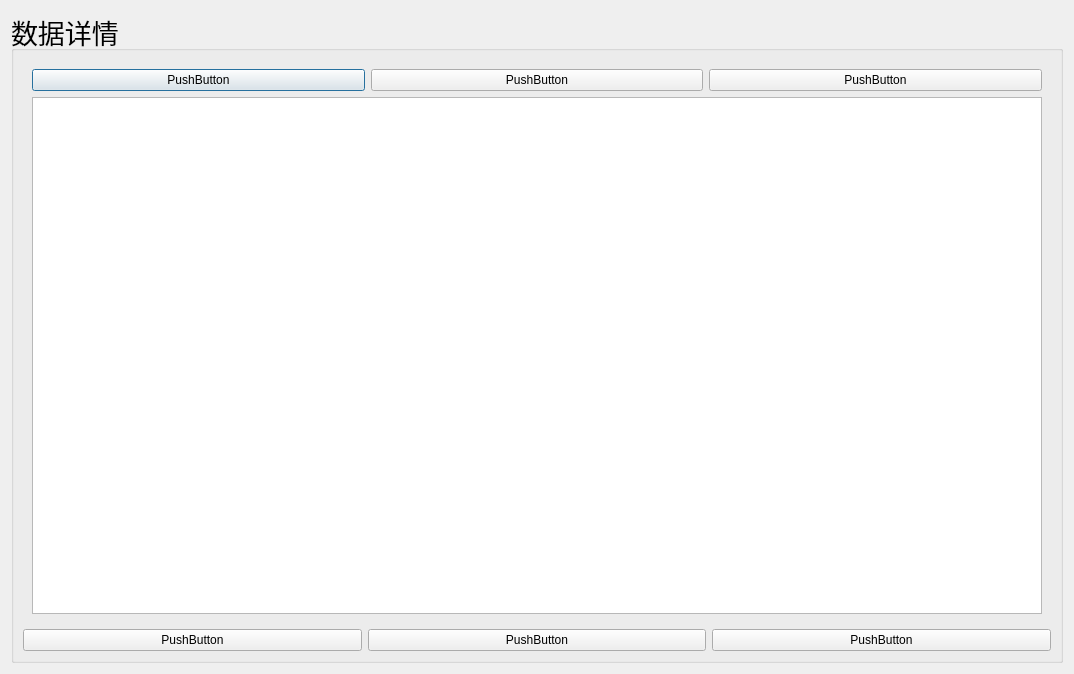
Qt form App/Page/detailpage.ui (bjc123321/30KWZFDZZJCY) before a commit.
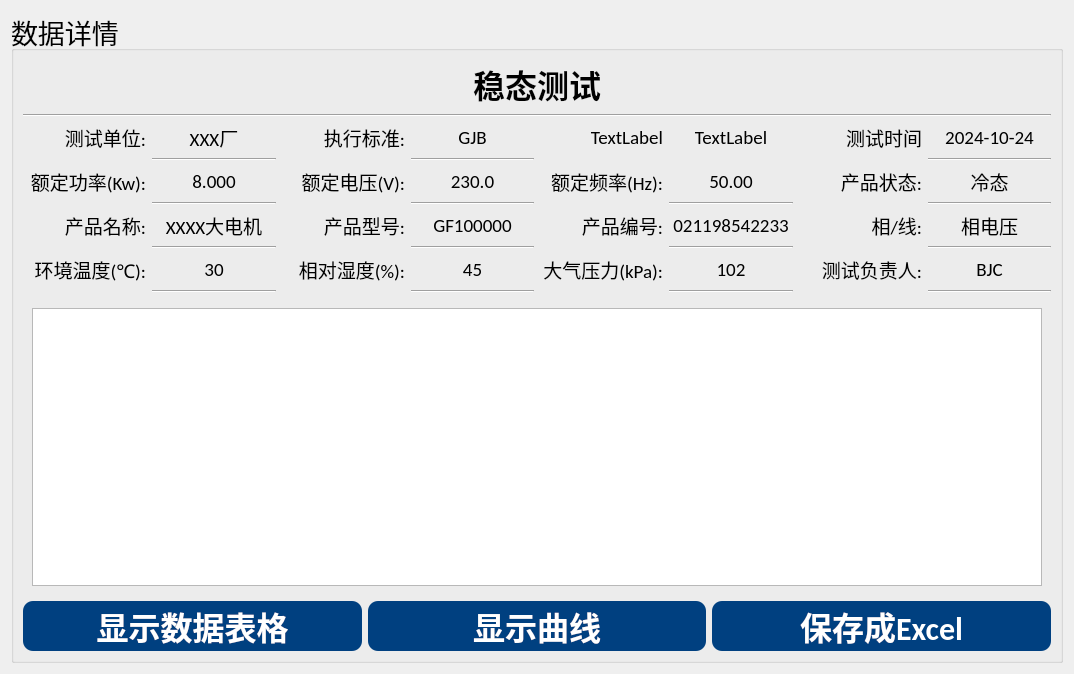
The same form after that commit.

```diff
--- a/App/Page/detailpage.ui
+++ b/App/Page/detailpage.ui
@@ -26,45 +26,35 @@
       <string notr="true">#stackedWidget{
 background-color:transparent;
 }
+
+QPushButton{
+width:150px;
+height:50px;
+ background-color: #004080;
+  color: white;
+  border: none;
+ border-radius: 10px;
+}
+QPushButton:hover {
+	background-color: #0080FF;
+}
+QPushButton:pressed {
+	background-color: #0000FF;
+}
 </string>
      </property>
      <property name="title">
       <string>数据详情</string>
      </property>
      <layout class="QGridLayout" name="gridLayout_3">
-      <item row="0" column="0">
+      <item row="3" column="0">
        <widget class="QStackedWidget" name="stackedWidget">
         <property name="currentIndex">
          <number>0</number>
         </property>
         <widget class="QWidget" name="page">
-         <layout class="QGridLayout" name="gridLayout_2">
-          <item row="0" column="0">
-           <layout class="QHBoxLayout" name="horizontalLayout">
-            <item>
-             <widget class="QPushButton" name="pushButton">
-              <property name="text">
-               <string>PushButton</string>
-              </property>
-             </widget>
-            </item>
-            <item>
-             <widget class="QPushButton" name="pushButton_2">
-              <property name="text">
-               <string>PushButton</string>
-              </property>
-             </widget>
-            </item>
-            <item>
-             <widget class="QPushButton" name="pushButton_3">
-              <property name="text">
-               <string>PushButton</string>
-              </property>
-             </widget>
-            </item>
-           </layout>
-          </item>
-          <item row="1" column="0">
+         <layout class="QGridLayout" name="gridLayout_6">
+          <item row="3" column="0">
            <widget class="QTableView" name="tableView"/>
           </item>
          </layout>
@@ -73,25 +63,795 @@
        </widget>
       </item>
       <item row="1" column="0">
+       <widget class="Line" name="line">
+        <property name="frameShadow">
+         <enum>QFrame::Sunken</enum>
+        </property>
+        <property name="lineWidth">
+         <number>1</number>
+        </property>
+        <property name="orientation">
+         <enum>Qt::Horizontal</enum>
+        </property>
+       </widget>
+      </item>
+      <item row="0" column="0">
+       <layout class="QHBoxLayout" name="horizontalLayout">
+        <item>
+         <widget class="QLabel" name="label">
+          <property name="font">
+           <font>
+            <family>Calibri</family>
+            <pointsize>24</pointsize>
+            <weight>75</weight>
+            <bold>true</bold>
+           </font>
+          </property>
+          <property name="text">
+           <string>稳态测试</string>
+          </property>
+          <property name="alignment">
+           <set>Qt::AlignCenter</set>
+          </property>
+         </widget>
+        </item>
+       </layout>
+      </item>
+      <item row="4" column="0">
        <layout class="QHBoxLayout" name="horizontalLayout_2">
         <item>
          <widget class="QPushButton" name="pushButton_4">
+          <property name="font">
+           <font>
+            <family>Calibri</family>
+            <pointsize>24</pointsize>
+            <weight>75</weight>
+            <bold>true</bold>
+           </font>
+          </property>
           <property name="text">
-           <string>PushButton</string>
+           <string>显示数据表格</string>
           </property>
          </widget>
         </item>
         <item>
          <widget class="QPushButton" name="pushButton_5">
+          <property name="font">
+           <font>
+            <family>Calibri</family>
+            <pointsize>24</pointsize>
+            <weight>75</weight>
+            <bold>true</bold>
+           </font>
+          </property>
           <property name="text">
-           <string>PushButton</string>
+           <string>显示曲线</string>
           </property>
          </widget>
         </item>
         <item>
          <widget class="QPushButton" name="pushButton_6">
+          <property name="font">
+           <font>
+            <family>Calibri</family>
+            <pointsize>24</pointsize>
+            <weight>75</weight>
+            <bold>true</bold>
+           </font>
+          </property>
           <property name="text">
-           <string>PushButton</string>
+           <string>保存成Excel</string>
+          </property>
+         </widget>
+        </item>
+       </layout>
+      </item>
+      <item row="2" column="0">
+       <layout class="QGridLayout" name="gridLayout_2">
+        <item row="4" column="2">
+         <widget class="QLabel" name="label_26">
+          <property name="font">
+           <font>
+            <family>Calibri</family>
+            <pointsize>14</pointsize>
+           </font>
+          </property>
+          <property name="text">
+           <string>产品型号:</string>
+          </property>
+          <property name="alignment">
+           <set>Qt::AlignRight|Qt::AlignTrailing|Qt::AlignVCenter</set>
+          </property>
+         </widget>
+        </item>
+        <item row="6" column="4">
+         <widget class="QLabel" name="label_36">
+          <property name="font">
+           <font>
+            <family>Calibri</family>
+            <pointsize>14</pointsize>
+           </font>
+          </property>
+          <property name="text">
+           <string>大气压力(kPa):</string>
+          </property>
+          <property name="alignment">
+           <set>Qt::AlignRight|Qt::AlignTrailing|Qt::AlignVCenter</set>
+          </property>
+         </widget>
+        </item>
+        <item row="0" column="7">
+         <widget class="QLabel" name="label_18">
+          <property name="font">
+           <font>
+            <family>Calibri</family>
+            <pointsize>14</pointsize>
+           </font>
+          </property>
+          <property name="text">
+           <string>2024-10-24</string>
+          </property>
+          <property name="alignment">
+           <set>Qt::AlignCenter</set>
+          </property>
+         </widget>
+        </item>
+        <item row="6" column="0">
+         <widget class="QLabel" name="label_32">
+          <property name="font">
+           <font>
+            <family>Calibri</family>
+            <pointsize>14</pointsize>
+           </font>
+          </property>
+          <property name="text">
+           <string>环境温度(℃):</string>
+          </property>
+          <property name="alignment">
+           <set>Qt::AlignRight|Qt::AlignTrailing|Qt::AlignVCenter</set>
+          </property>
+         </widget>
+        </item>
+        <item row="3" column="3">
+         <widget class="Line" name="line_8">
+          <property name="frameShadow">
+           <enum>QFrame::Sunken</enum>
+          </property>
+          <property name="lineWidth">
+           <number>1</number>
+          </property>
+          <property name="orientation">
+           <enum>Qt::Horizontal</enum>
+          </property>
+         </widget>
+        </item>
+        <item row="0" column="2">
+         <widget class="QLabel" name="label_4">
+          <property name="font">
+           <font>
+            <family>Calibri</family>
+            <pointsize>14</pointsize>
+           </font>
+          </property>
+          <property name="text">
+           <string>执行标准:</string>
+          </property>
+          <property name="alignment">
+           <set>Qt::AlignRight|Qt::AlignTrailing|Qt::AlignVCenter</set>
+          </property>
+         </widget>
+        </item>
+        <item row="0" column="6">
+         <widget class="QLabel" name="label_19">
+          <property name="font">
+           <font>
+            <family>Calibri</family>
+            <pointsize>14</pointsize>
+           </font>
+          </property>
+          <property name="text">
+           <string>测试时间</string>
+          </property>
+          <property name="alignment">
+           <set>Qt::AlignRight|Qt::AlignTrailing|Qt::AlignVCenter</set>
+          </property>
+         </widget>
+        </item>
+        <item row="2" column="1">
+         <widget class="QLabel" name="label_17">
+          <property name="font">
+           <font>
+            <family>Calibri</family>
+            <pointsize>14</pointsize>
+           </font>
+          </property>
+          <property name="text">
+           <string>8.000</string>
+          </property>
+          <property name="alignment">
+           <set>Qt::AlignCenter</set>
+          </property>
+         </widget>
+        </item>
+        <item row="1" column="7">
+         <widget class="Line" name="line_6">
+          <property name="frameShadow">
+           <enum>QFrame::Sunken</enum>
+          </property>
+          <property name="lineWidth">
+           <number>1</number>
+          </property>
+          <property name="orientation">
+           <enum>Qt::Horizontal</enum>
+          </property>
+         </widget>
+        </item>
+        <item row="4" column="3">
+         <widget class="QLabel" name="label_27">
+          <property name="font">
+           <font>
+            <family>Calibri</family>
+            <pointsize>14</pointsize>
+           </font>
+          </property>
+          <property name="text">
+           <string>GF100000</string>
+          </property>
+          <property name="alignment">
+           <set>Qt::AlignCenter</set>
+          </property>
+         </widget>
+        </item>
+        <item row="6" column="6">
+         <widget class="QLabel" name="label_38">
+          <property name="font">
+           <font>
+            <family>Calibri</family>
+            <pointsize>14</pointsize>
+           </font>
+          </property>
+          <property name="text">
+           <string>测试负责人:</string>
+          </property>
+          <property name="alignment">
+           <set>Qt::AlignRight|Qt::AlignTrailing|Qt::AlignVCenter</set>
+          </property>
+         </widget>
+        </item>
+        <item row="4" column="0">
+         <widget class="QLabel" name="label_24">
+          <property name="font">
+           <font>
+            <family>Calibri</family>
+            <pointsize>14</pointsize>
+           </font>
+          </property>
+          <property name="text">
+           <string>产品名称:</string>
+          </property>
+          <property name="alignment">
+           <set>Qt::AlignRight|Qt::AlignTrailing|Qt::AlignVCenter</set>
+          </property>
+         </widget>
+        </item>
+        <item row="2" column="7">
+         <widget class="QLabel" name="label_21">
+          <property name="font">
+           <font>
+            <family>Calibri</family>
+            <pointsize>14</pointsize>
+           </font>
+          </property>
+          <property name="text">
+           <string>冷态</string>
+          </property>
+          <property name="alignment">
+           <set>Qt::AlignCenter</set>
+          </property>
+         </widget>
+        </item>
+        <item row="6" column="1">
+         <widget class="QLabel" name="label_34">
+          <property name="font">
+           <font>
+            <family>Calibri</family>
+            <pointsize>14</pointsize>
+           </font>
+          </property>
+          <property name="text">
+           <string>30</string>
+          </property>
+          <property name="alignment">
+           <set>Qt::AlignCenter</set>
+          </property>
+         </widget>
+        </item>
+        <item row="4" column="7">
+         <widget class="QLabel" name="label_31">
+          <property name="font">
+           <font>
+            <family>Calibri</family>
+            <pointsize>14</pointsize>
+           </font>
+          </property>
+          <property name="text">
+           <string>相电压</string>
+          </property>
+          <property name="alignment">
+           <set>Qt::AlignCenter</set>
+          </property>
+         </widget>
+        </item>
+        <item row="0" column="4">
+         <widget class="QLabel" name="label_6">
+          <property name="font">
+           <font>
+            <family>Calibri</family>
+            <pointsize>14</pointsize>
+           </font>
+          </property>
+          <property name="text">
+           <string>TextLabel</string>
+          </property>
+          <property name="alignment">
+           <set>Qt::AlignRight|Qt::AlignTrailing|Qt::AlignVCenter</set>
+          </property>
+         </widget>
+        </item>
+        <item row="3" column="1">
+         <widget class="Line" name="line_7">
+          <property name="frameShadow">
+           <enum>QFrame::Sunken</enum>
+          </property>
+          <property name="lineWidth">
+           <number>1</number>
+          </property>
+          <property name="orientation">
+           <enum>Qt::Horizontal</enum>
+          </property>
+         </widget>
+        </item>
+        <item row="3" column="5">
+         <widget class="Line" name="line_9">
+          <property name="frameShadow">
+           <enum>QFrame::Sunken</enum>
+          </property>
+          <property name="lineWidth">
+           <number>1</number>
+          </property>
+          <property name="orientation">
+           <enum>Qt::Horizontal</enum>
+          </property>
+         </widget>
+        </item>
+        <item row="0" column="0">
+         <widget class="QLabel" name="label_2">
+          <property name="font">
+           <font>
+            <family>Calibri</family>
+            <pointsize>14</pointsize>
+           </font>
+          </property>
+          <property name="text">
+           <string>测试单位:</string>
+          </property>
+          <property name="alignment">
+           <set>Qt::AlignRight|Qt::AlignTrailing|Qt::AlignVCenter</set>
+          </property>
+         </widget>
+        </item>
+        <item row="6" column="2">
+         <widget class="QLabel" name="label_33">
+          <property name="font">
+           <font>
+            <family>Calibri</family>
+            <pointsize>14</pointsize>
+           </font>
+          </property>
+          <property name="text">
+           <string>相对湿度(%):</string>
+          </property>
+          <property name="alignment">
+           <set>Qt::AlignRight|Qt::AlignTrailing|Qt::AlignVCenter</set>
+          </property>
+         </widget>
+        </item>
+        <item row="0" column="1">
+         <widget class="QLabel" name="label_3">
+          <property name="font">
+           <font>
+            <family>Calibri</family>
+            <pointsize>14</pointsize>
+           </font>
+          </property>
+          <property name="text">
+           <string>XXX厂</string>
+          </property>
+          <property name="alignment">
+           <set>Qt::AlignCenter</set>
+          </property>
+         </widget>
+        </item>
+        <item row="2" column="6">
+         <widget class="QLabel" name="label_20">
+          <property name="font">
+           <font>
+            <family>Calibri</family>
+            <pointsize>14</pointsize>
+           </font>
+          </property>
+          <property name="text">
+           <string>产品状态:</string>
+          </property>
+          <property name="alignment">
+           <set>Qt::AlignRight|Qt::AlignTrailing|Qt::AlignVCenter</set>
+          </property>
+         </widget>
+        </item>
+        <item row="0" column="3">
+         <widget class="QLabel" name="label_5">
+          <property name="font">
+           <font>
+            <family>Calibri</family>
+            <pointsize>14</pointsize>
+           </font>
+          </property>
+          <property name="text">
+           <string>GJB</string>
+          </property>
+          <property name="alignment">
+           <set>Qt::AlignCenter</set>
+          </property>
+         </widget>
+        </item>
+        <item row="2" column="0">
+         <widget class="QLabel" name="label_7">
+          <property name="font">
+           <font>
+            <family>Calibri</family>
+            <pointsize>14</pointsize>
+           </font>
+          </property>
+          <property name="text">
+           <string>额定功率(Kw):</string>
+          </property>
+          <property name="alignment">
+           <set>Qt::AlignRight|Qt::AlignTrailing|Qt::AlignVCenter</set>
+          </property>
+         </widget>
+        </item>
+        <item row="6" column="5">
+         <widget class="QLabel" name="label_37">
+          <property name="font">
+           <font>
+            <family>Calibri</family>
+            <pointsize>14</pointsize>
+           </font>
+          </property>
+          <property name="text">
+           <string>102</string>
+          </property>
+          <property name="alignment">
+           <set>Qt::AlignCenter</set>
+          </property>
+         </widget>
+        </item>
+        <item row="4" column="4">
+         <widget class="QLabel" name="label_28">
+          <property name="font">
+           <font>
+            <family>Calibri</family>
+            <pointsize>14</pointsize>
+           </font>
+          </property>
+          <property name="text">
+           <string>产品编号:</string>
+          </property>
+          <property name="alignment">
+           <set>Qt::AlignRight|Qt::AlignTrailing|Qt::AlignVCenter</set>
+          </property>
+         </widget>
+        </item>
+        <item row="4" column="6">
+         <widget class="QLabel" name="label_30">
+          <property name="font">
+           <font>
+            <family>Calibri</family>
+            <pointsize>14</pointsize>
+           </font>
+          </property>
+          <property name="text">
+           <string>相/线:</string>
+          </property>
+          <property name="alignment">
+           <set>Qt::AlignRight|Qt::AlignTrailing|Qt::AlignVCenter</set>
+          </property>
+         </widget>
+        </item>
+        <item row="3" column="7">
+         <widget class="Line" name="line_10">
+          <property name="frameShadow">
+           <enum>QFrame::Sunken</enum>
+          </property>
+          <property name="lineWidth">
+           <number>1</number>
+          </property>
+          <property name="orientation">
+           <enum>Qt::Horizontal</enum>
+          </property>
+         </widget>
+        </item>
+        <item row="4" column="5">
+         <widget class="QLabel" name="label_29">
+          <property name="font">
+           <font>
+            <family>Calibri</family>
+            <pointsize>14</pointsize>
+           </font>
+          </property>
+          <property name="text">
+           <string>021198542233</string>
+          </property>
+          <property name="alignment">
+           <set>Qt::AlignCenter</set>
+          </property>
+         </widget>
+        </item>
+        <item row="2" column="4">
+         <widget class="QLabel" name="label_16">
+          <property name="font">
+           <font>
+            <family>Calibri</family>
+            <pointsize>14</pointsize>
+           </font>
+          </property>
+          <property name="text">
+           <string>额定频率(Hz):</string>
+          </property>
+          <property name="alignment">
+           <set>Qt::AlignRight|Qt::AlignTrailing|Qt::AlignVCenter</set>
+          </property>
+         </widget>
+        </item>
+        <item row="4" column="1">
+         <widget class="QLabel" name="label_25">
+          <property name="font">
+           <font>
+            <family>Calibri</family>
+            <pointsize>14</pointsize>
+           </font>
+          </property>
+          <property name="text">
+           <string>XXXX大电机</string>
+          </property>
+          <property name="alignment">
+           <set>Qt::AlignCenter</set>
+          </property>
+         </widget>
+        </item>
+        <item row="2" column="5">
+         <widget class="QLabel" name="label_23">
+          <property name="font">
+           <font>
+            <family>Calibri</family>
+            <pointsize>14</pointsize>
+           </font>
+          </property>
+          <property name="text">
+           <string>50.00</string>
+          </property>
+          <property name="alignment">
+           <set>Qt::AlignCenter</set>
+          </property>
+         </widget>
+        </item>
+        <item row="6" column="3">
+         <widget class="QLabel" name="label_35">
+          <property name="font">
+           <font>
+            <family>Calibri</family>
+            <pointsize>14</pointsize>
+           </font>
+          </property>
+          <property name="text">
+           <string>45</string>
+          </property>
+          <property name="alignment">
+           <set>Qt::AlignCenter</set>
+          </property>
+         </widget>
+        </item>
+        <item row="1" column="3">
+         <widget class="Line" name="line_3">
+          <property name="frameShadow">
+           <enum>QFrame::Sunken</enum>
+          </property>
+          <property name="lineWidth">
+           <number>1</number>
+          </property>
+          <property name="orientation">
+           <enum>Qt::Horizontal</enum>
+          </property>
+         </widget>
+        </item>
+        <item row="1" column="1">
+         <widget class="Line" name="line_2">
+          <property name="frameShadow">
+           <enum>QFrame::Sunken</enum>
+          </property>
+          <property name="lineWidth">
+           <number>1</number>
+          </property>
+          <property name="orientation">
+           <enum>Qt::Horizontal</enum>
+          </property>
+         </widget>
+        </item>
+        <item row="0" column="5">
+         <widget class="QLabel" name="label_15">
+          <property name="font">
+           <font>
+            <family>Calibri</family>
+            <pointsize>14</pointsize>
+           </font>
+          </property>
+          <property name="text">
+           <string>TextLabel</string>
+          </property>
+          <property name="alignment">
+           <set>Qt::AlignCenter</set>
+          </property>
+         </widget>
+        </item>
+        <item row="5" column="5">
+         <widget class="Line" name="line_13">
+          <property name="frameShadow">
+           <enum>QFrame::Sunken</enum>
+          </property>
+          <property name="lineWidth">
+           <number>1</number>
+          </property>
+          <property name="orientation">
+           <enum>Qt::Horizontal</enum>
+          </property>
+         </widget>
+        </item>
+        <item row="5" column="1">
+         <widget class="Line" name="line_11">
+          <property name="frameShadow">
+           <enum>QFrame::Sunken</enum>
+          </property>
+          <property name="lineWidth">
+           <number>1</number>
+          </property>
+          <property name="orientation">
+           <enum>Qt::Horizontal</enum>
+          </property>
+         </widget>
+        </item>
+        <item row="2" column="2">
+         <widget class="QLabel" name="label_14">
+          <property name="font">
+           <font>
+            <family>Calibri</family>
+            <pointsize>14</pointsize>
+           </font>
+          </property>
+          <property name="text">
+           <string>额定电压(V):</string>
+          </property>
+          <property name="alignment">
+           <set>Qt::AlignRight|Qt::AlignTrailing|Qt::AlignVCenter</set>
+          </property>
+         </widget>
+        </item>
+        <item row="6" column="7">
+         <widget class="QLabel" name="label_39">
+          <property name="font">
+           <font>
+            <family>Calibri</family>
+            <pointsize>14</pointsize>
+           </font>
+          </property>
+          <property name="text">
+           <string>BJC</string>
+          </property>
+          <property name="alignment">
+           <set>Qt::AlignCenter</set>
+          </property>
+         </widget>
+        </item>
+        <item row="2" column="3">
+         <widget class="QLabel" name="label_22">
+          <property name="font">
+           <font>
+            <family>Calibri</family>
+            <pointsize>14</pointsize>
+           </font>
+          </property>
+          <property name="text">
+           <string>230.0</string>
+          </property>
+          <property name="alignment">
+           <set>Qt::AlignCenter</set>
+          </property>
+         </widget>
+        </item>
+        <item row="5" column="3">
+         <widget class="Line" name="line_12">
+          <property name="frameShadow">
+           <enum>QFrame::Sunken</enum>
+          </property>
+          <property name="lineWidth">
+           <number>1</number>
+          </property>
+          <property name="orientation">
+           <enum>Qt::Horizontal</enum>
+          </property>
+         </widget>
+        </item>
+        <item row="5" column="7">
+         <widget class="Line" name="line_14">
+          <property name="frameShadow">
+           <enum>QFrame::Sunken</enum>
+          </property>
+          <property name="lineWidth">
+           <number>1</number>
+          </property>
+          <property name="orientation">
+           <enum>Qt::Horizontal</enum>
+          </property>
+         </widget>
+        </item>
+        <item row="7" column="1">
+         <widget class="Line" name="line_15">
+          <property name="frameShadow">
+           <enum>QFrame::Sunken</enum>
+          </property>
+          <property name="lineWidth">
+           <number>1</number>
+          </property>
+          <property name="orientation">
+           <enum>Qt::Horizontal</enum>
+          </property>
+         </widget>
+        </item>
+        <item row="7" column="3">
+         <widget class="Line" name="line_16">
+          <property name="frameShadow">
+           <enum>QFrame::Sunken</enum>
+          </property>
+          <property name="lineWidth">
+           <number>1</number>
+          </property>
+          <property name="orientation">
+           <enum>Qt::Horizontal</enum>
+          </property>
+         </widget>
+        </item>
+        <item row="7" column="5">
+         <widget class="Line" name="line_17">
+          <property name="frameShadow">
+           <enum>QFrame::Sunken</enum>
+          </property>
+          <property name="lineWidth">
+           <number>1</number>
+          </property>
+          <property name="orientation">
+           <enum>Qt::Horizontal</enum>
+          </property>
+         </widget>
+        </item>
+        <item row="7" column="7">
+         <widget class="Line" name="line_18">
+          <property name="frameShadow">
+           <enum>QFrame::Sunken</enum>
+          </property>
+          <property name="lineWidth">
+           <number>1</number>
+          </property>
+          <property name="orientation">
+           <enum>Qt::Horizontal</enum>
           </property>
          </widget>
         </item>
```
